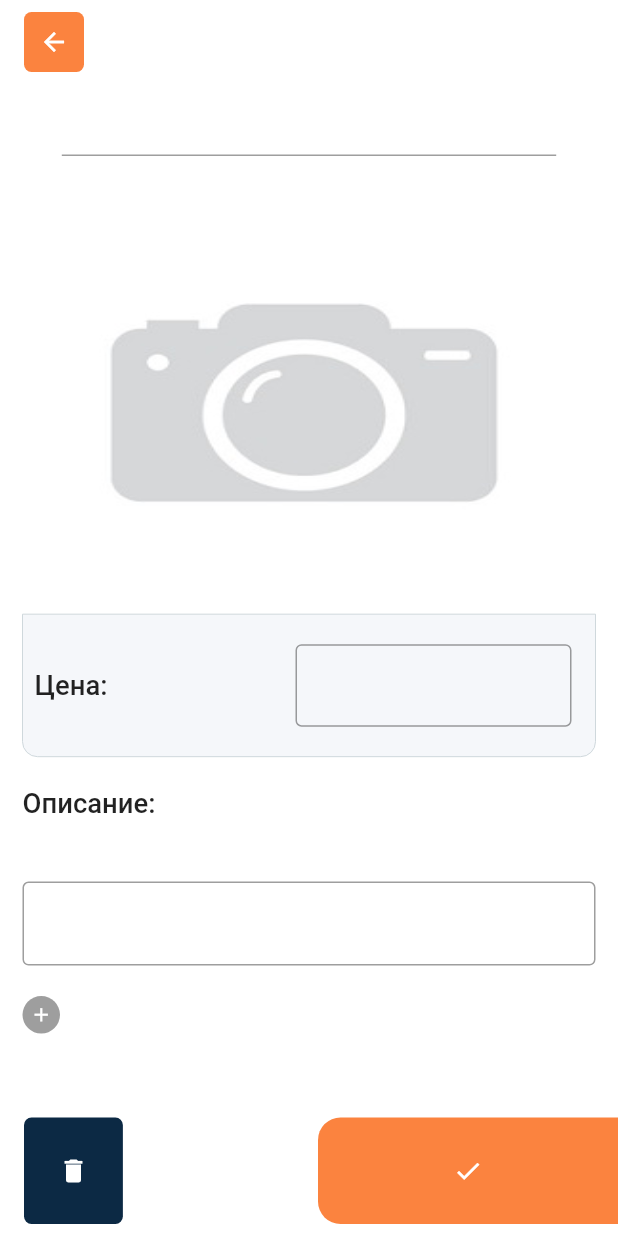
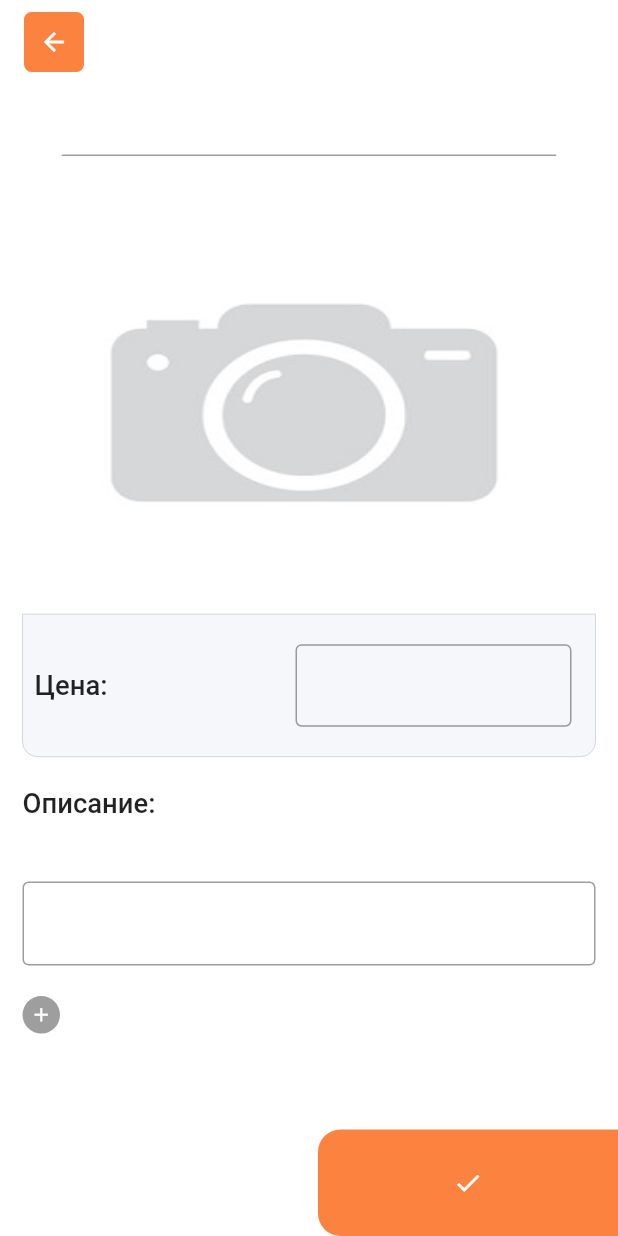
Before and after one commit to SyberiaEmperor/Integral_admin, a Flutter app: the screen it shows after launch, after a tap on the "add" icon, on a phone screen of 412 x 824 dp. Run offline on Flutter 3.47's test engine with Material 2 defaults, Android fonts, the phone set to English and light mode, and no system bars; our stand-ins replace bloc, cached_network_image, dio, flutter_bloc, image_picker; network calls fail; Roboto replaces fonts that are missing (Poppins).

Commit message:
обновление главного экрана после возвращения из экрана редактирования

```diff
--- a/lib/UI/dish_edit_page/widgets/button_bar.dart
+++ b/lib/UI/dish_edit_page/widgets/button_bar.dart
@@ -4,15 +4,20 @@ import 'package:integral_admin/services/responsive_size.dart';
 class BottomButtonBar extends StatelessWidget {
   final void Function() leftFieldCallback;
   final void Function() rightFieldCallback;
+  final bool trashVisibility;
 
   const BottomButtonBar(
-      {@required this.leftFieldCallback, @required this.rightFieldCallback});
+      {@required this.leftFieldCallback,
+      @required this.rightFieldCallback,
+      this.trashVisibility});
   @override
   Widget build(BuildContext context) {
     return Row(
       mainAxisAlignment: MainAxisAlignment.spaceBetween,
       children: [
-        Padding(
+        Visibility(
+          visible: trashVisibility,
+          child: Padding(
             padding: EdgeInsets.only(left: 16.0, top: 8.0, bottom: 8.0),
             child: GestureDetector(
               onTap: leftFieldCallback,
@@ -28,6 +33,7 @@ class BottomButtonBar extends StatelessWidget {
                     size: 20,
                     color: Colors.white,
                   )),
+            ),
           ),
         ),
         Container(
--- a/lib/UI/main_page/main_page.dart
+++ b/lib/UI/main_page/main_page.dart
@@ -20,17 +20,22 @@ class MainPage extends StatelessWidget {
 
   @override
   Widget build(BuildContext context) {
+    var mainBloc = BlocProvider.of<MainPageBloc>(context);
+
     return SafeArea(
       child: GestureDetector(
         onTap: () => unfocus(context),
         child: Scaffold(
           floatingActionButton: FloatingActionButton(
             onPressed: () async {
-              await Navigator.push(
+              var status = await Navigator.push(
                   context,
                   MaterialPageRoute(
                       builder: (context) =>
                           DishEditScreen<DishCreate>.create()));
+              if (status) {
+                mainBloc.add(Update());
+              }
               /*FormData formData = FormData.fromMap({
                 'name': 'dish',
                 'description': 'test description',
```
Also changed, not shown: lib/UI/dish_edit_page/dish_edit_page.dart (+4 -3 lines), lib/UI/main_page/widgets/dish_tile.dart (+7 -2 lines), lib/entities/dish.dart (+3 -1 lines). Lines whose indentation alone changed are shown as unchanged.
